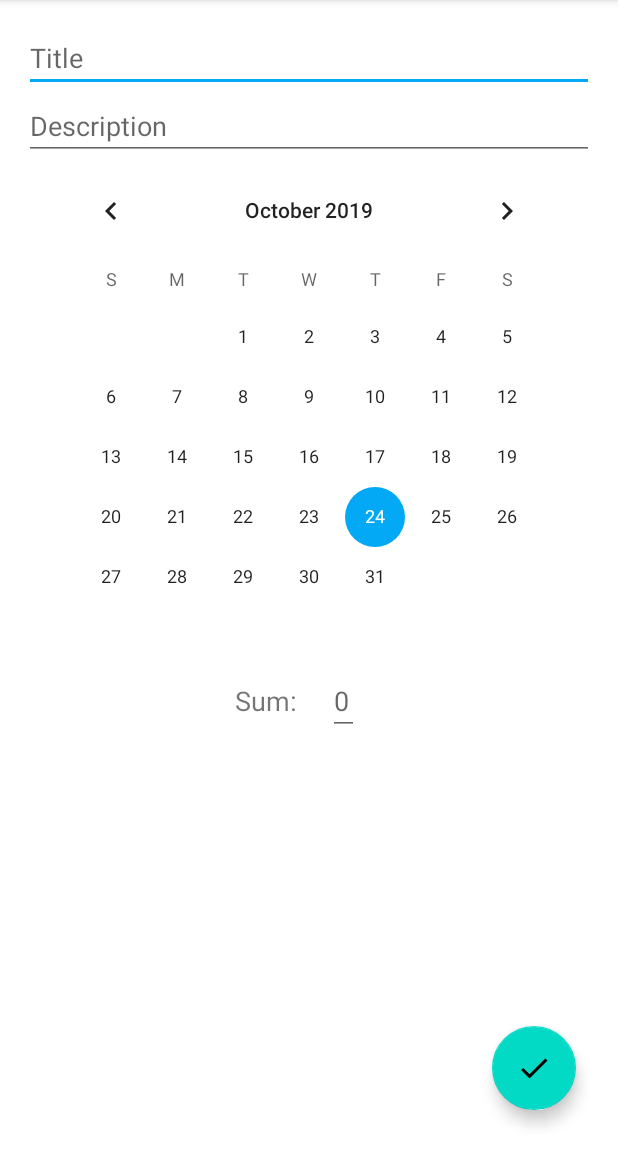
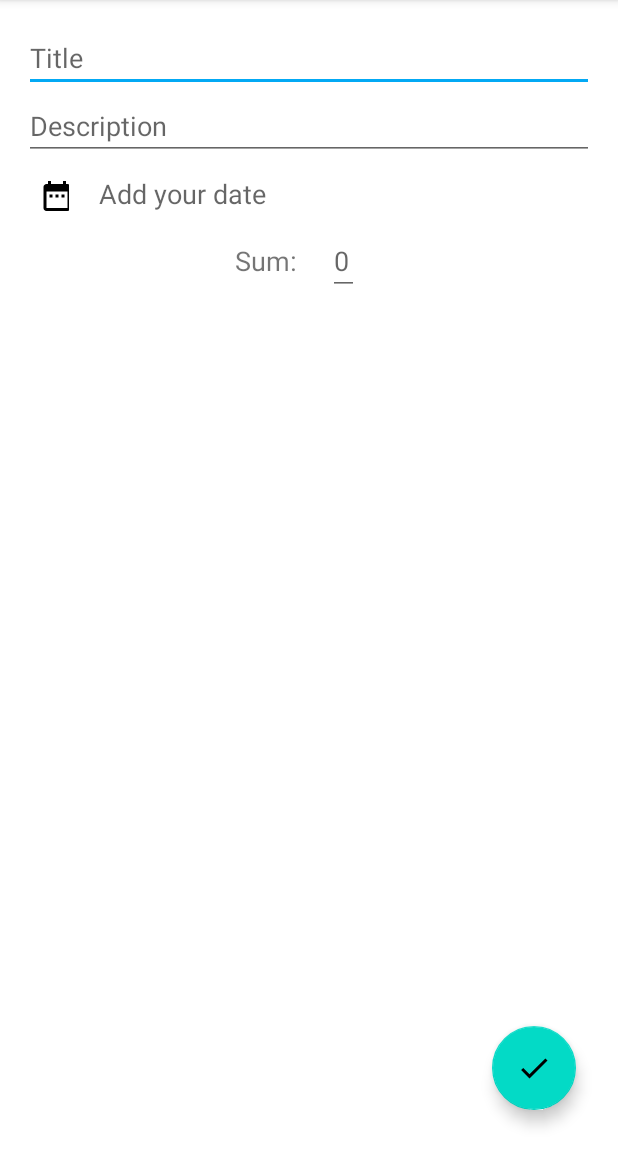
Before and after one commit to YorkIsMine/ExpenseApp, an Android app: the AddExpenseActivity screen opened directly, with no data from a screen before it, on a phone screen of 412 x 824 dp, the part 84-1236 px from its top. Run offline under Robolectric (Android 15) with nearby library versions, the phone set to English and light mode, and no system bars.

Commit message:
Merge branch 'w8aMin' of https://github.com/YorkIsMine/ExpenseApp into YorkBranch
# Conflicts:
#	app/src/main/res/layout/expense_item.xml

```diff
--- a/app/src/main/java/com/yorkismine/expenseapp/AddExpenseActivity.java
+++ b/app/src/main/java/com/yorkismine/expenseapp/AddExpenseActivity.java
@@ -1,12 +1,18 @@
 package com.yorkismine.expenseapp;
 
 import android.annotation.SuppressLint;
+import android.app.AlertDialog;
+import android.app.DatePickerDialog;
+import android.app.Dialog;
+import android.app.DialogFragment;
 import android.content.Intent;
 import android.os.Bundle;
 import android.util.Log;
 import android.view.View;
 import android.widget.CalendarView;
+import android.widget.DatePicker;
 import android.widget.EditText;
+import android.widget.TextView;
 import android.widget.Toast;
 
 import androidx.annotation.NonNull;
@@ -15,6 +21,7 @@ import androidx.appcompat.app.AppCompatActivity;
 import com.google.android.material.floatingactionbutton.FloatingActionButton;
 
 import java.text.SimpleDateFormat;
+import java.util.Calendar;
 import java.util.Date;
 import java.util.GregorianCalendar;
 
@@ -29,12 +36,12 @@ public class AddExpenseActivity extends AppCompatActivity {
     private EditText edtTitle;
     private EditText edtDesc;
     private EditText edtSum;
-    private CalendarView cvDate;
+    private TextView cvDate;
     private String date;
     private String dateInMillis;
 
     @Override
-    protected void onCreate(Bundle savedInstanceState) {
+    protected void onCreate(final Bundle savedInstanceState) {
         super.onCreate(savedInstanceState);
         setContentView(R.layout.activity_add_expense);
         setTitle("Add Expense");
@@ -42,21 +49,41 @@ public class AddExpenseActivity extends AppCompatActivity {
         edtTitle = findViewById(R.id.add_edt_title);
         edtDesc = findViewById(R.id.add_edt_desc);
         edtSum = findViewById(R.id.add_edt_sum);
-        cvDate = findViewById(R.id.add_cv_date);
+        cvDate = findViewById(R.id.add_date);
 
         //Getting anf Setting date from CalendarView
-        cvDate.setOnDateChangeListener(new CalendarView.OnDateChangeListener() {
+//        cvDate.setOnDateChangeListener(new CalendarView.OnDateChangeListener() {
+//            @Override
+//            public void onSelectedDayChange(@NonNull CalendarView view, int year, int month, int dayOfMonth) {
+//
+//                GregorianCalendar calendar = new GregorianCalendar(year, month, dayOfMonth);
+////                Date hireDay = calendar.getTime();
+////                @SuppressLint("SimpleDateFormat") SimpleDateFormat sdf = new SimpleDateFormat("dd MMM yy");
+////                date = sdf.format(hireDay);
+//                dateInMillis = String.valueOf(calendar.getTimeInMillis());
+//
+////                Log.d("TAG", "Date clicked: " + sdf.format(hireDay));
+//                Log.d("TAG", "Date clicked in milliseconds: " + dateInMillis);
+//            }
+//        });
+
+        //ToDo create custom dialog datePicker
+        cvDate.setOnClickListener(new View.OnClickListener() {
             @Override
-            public void onSelectedDayChange(@NonNull CalendarView view, int year, int month, int dayOfMonth) {
+            public void onClick(View view) {
+                final GregorianCalendar calendar = (GregorianCalendar) Calendar.getInstance();
+                DatePickerDialog dpd = new DatePickerDialog(AddExpenseActivity.this, new DatePickerDialog.OnDateSetListener() {
+                    @Override
+                    public void onDateSet(DatePicker datePicker, int i, int i1, int i2) {
+                        Calendar mCalendar = new GregorianCalendar(i, i1, i2);
+                        @SuppressLint("SimpleDateFormat") SimpleDateFormat sdf = new SimpleDateFormat("dd MMM yyyy");
+                        date = sdf.format(mCalendar.getTime());
+                        dateInMillis = String.valueOf(mCalendar.getTimeInMillis());
+                        cvDate.setText(date);
+                    }
+                }, calendar.get(Calendar.YEAR), calendar.get(Calendar.MONTH), calendar.get(Calendar.DAY_OF_MONTH));
 
-                GregorianCalendar calendar = new GregorianCalendar(year, month, dayOfMonth);
-//                Date hireDay = calendar.getTime();
-//                @SuppressLint("SimpleDateFormat") SimpleDateFormat sdf = new SimpleDateFormat("dd MMM yy");
-//                date = sdf.format(hireDay);
-                dateInMillis = String.valueOf(calendar.getTimeInMillis());
-
-//                Log.d("TAG", "Date clicked: " + sdf.format(hireDay));
-                Log.d("TAG", "Date clicked in milliseconds: " + dateInMillis);
+                dpd.show();
             }
         });
 
--- a/app/src/main/java/com/yorkismine/expenseapp/utils/Constants.java
+++ b/app/src/main/java/com/yorkismine/expenseapp/utils/Constants.java
@@ -7,5 +7,8 @@ public class Constants{
     public static final String EXTRA_DATE = "DATE";
     public static final String EXTRA_CURRENCY_RUB = "руб";
     public static final String EXTRA_CURRENCY_USD = "$";
+    public static final String EXTRA_CURRENCY_EURO = "€";
     public static final int EXTRA_CODE_REQUEST = 1;
+    //Args
+    public static final String ARG_DATE = "date";
 }
--- /dev/null
+++ b/app/src/main/res/drawable/ic_date_range_black_24dp.xml
@@ -0,0 +1,9 @@
+<vector xmlns:android="http://schemas.android.com/apk/res/android"
+        android:width="24dp"
+        android:height="24dp"
+        android:viewportWidth="24.0"
+        android:viewportHeight="24.0">
+    <path
+        android:fillColor="#FF000000"
+        android:pathData="M9,11L7,11v2h2v-2zM13,11h-2v2h2v-2zM17,11h-2v2h2v-2zM19,4h-1L18,2h-2v2L8,4L8,2L6,2v2L5,4c-1.11,0 -1.99,0.9 -1.99,2L3,20c0,1.1 0.89,2 2,2h14c1.1,0 2,-0.9 2,-2L21,6c0,-1.1 -0.9,-2 -2,-2zM19,20L5,20L5,9h14v11z"/>
+</vector>
--- a/app/src/main/res/layout/activity_add_expense.xml
+++ b/app/src/main/res/layout/activity_add_expense.xml
@@ -26,11 +26,27 @@
             android:hint="Description"
             android:inputType="textImeMultiLine" />
 
-        <CalendarView
-            android:id="@+id/add_cv_date"
-            android:layout_width="wrap_content"
+        <LinearLayout
+            android:orientation="horizontal"
+            android:layout_width="match_parent"
             android:layout_height="wrap_content"
-            android:layout_gravity="center" />
+            android:padding="10dp">
+
+            <TextView
+                android:layout_width="20dp"
+                android:layout_height="20dp"
+                android:drawableStart="@drawable/ic_date_range_black_24dp"
+                android:layout_marginEnd="20dp"/>
+
+            <TextView
+                android:id="@+id/add_date"
+                android:layout_width="match_parent"
+                android:layout_height="wrap_content"
+                tools:text="This is date"
+                android:hint="Add your date"
+                android:textAppearance="@style/TextAppearance.AppCompat.Medium"/>
+
+        </LinearLayout>
 
         <LinearLayout
             android:layout_width="match_parent"
```
